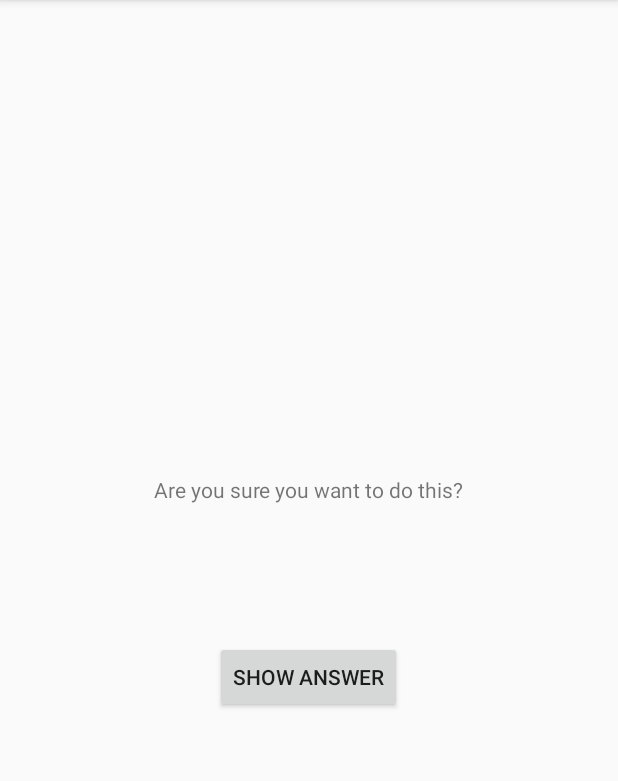
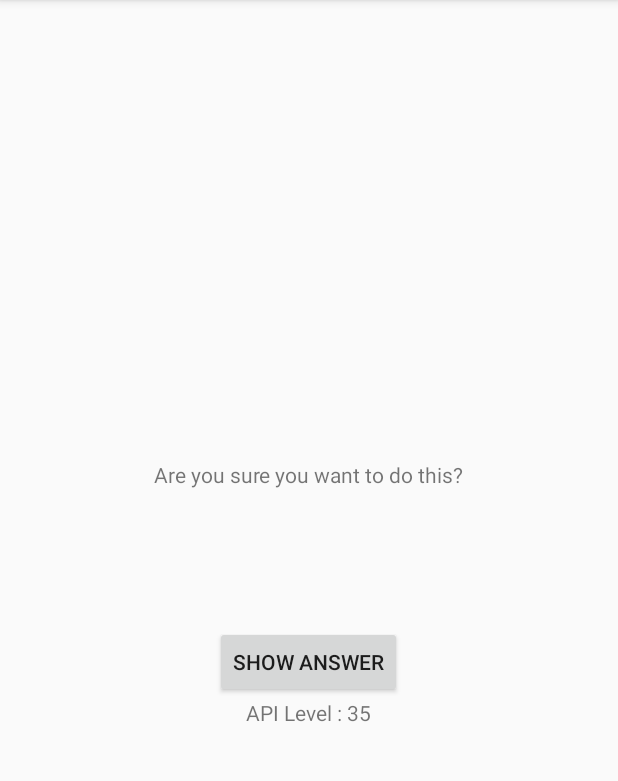
Before and after one commit to 27kim/AndroidBNR_4th, an Android app: the CheatActivity screen opened directly, with no data from a screen before it, on a phone screen of 412 x 824 dp, the part 84-865 px from its top. Run offline under Robolectric (Android 15) with nearby library versions, the phone set to English and light mode, and no system bars.

Commit message:
ch7 finished - Build.Version.SDK_INT

```diff
--- a/GeoQuiz/src/main/java/com/d27/androidbnr_4th/CheatActivity.kt
+++ b/GeoQuiz/src/main/java/com/d27/androidbnr_4th/CheatActivity.kt
@@ -3,6 +3,7 @@ package com.d27.androidbnr_4th
 import android.app.Activity
 import android.content.Context
 import android.content.Intent
+import android.os.Build
 import androidx.appcompat.app.AppCompatActivity
 import android.os.Bundle
 import android.widget.Button
@@ -15,6 +16,7 @@ class CheatActivity : AppCompatActivity() {
 
     private var answerIsTrue = false
     lateinit var answerTextView: TextView
+    lateinit var deviceApiTextView: TextView
     lateinit var showAnswerButton: Button
 
     private val cheatViewModel by lazy {
@@ -27,6 +29,8 @@ class CheatActivity : AppCompatActivity() {
 
         showAnswerButton = findViewById(R.id.show_answer_button)
         answerTextView = findViewById(R.id.answer_text_view)
+        deviceApiTextView = findViewById(R.id.deviceVersion)
+        deviceApiTextView.text = "API Level : ${Build.VERSION.SDK_INT}"
 
         answerIsTrue = intent.getBooleanExtra(EXTRA_ANSWER_IS_TRUE, false)
         showAnswerButton.setOnClickListener {
--- a/GeoQuiz/src/main/res/layout/activity_cheat.xml
+++ b/GeoQuiz/src/main/res/layout/activity_cheat.xml
@@ -25,5 +25,9 @@
         android:layout_width="wrap_content"
         android:layout_height="wrap_content"
         android:text="@string/show_answer_button"/>
+    <TextView
+        android:id="@+id/deviceVersion"
+        android:layout_width="wrap_content"
+        android:layout_height="wrap_content"/>
 
 </LinearLayout>
```
